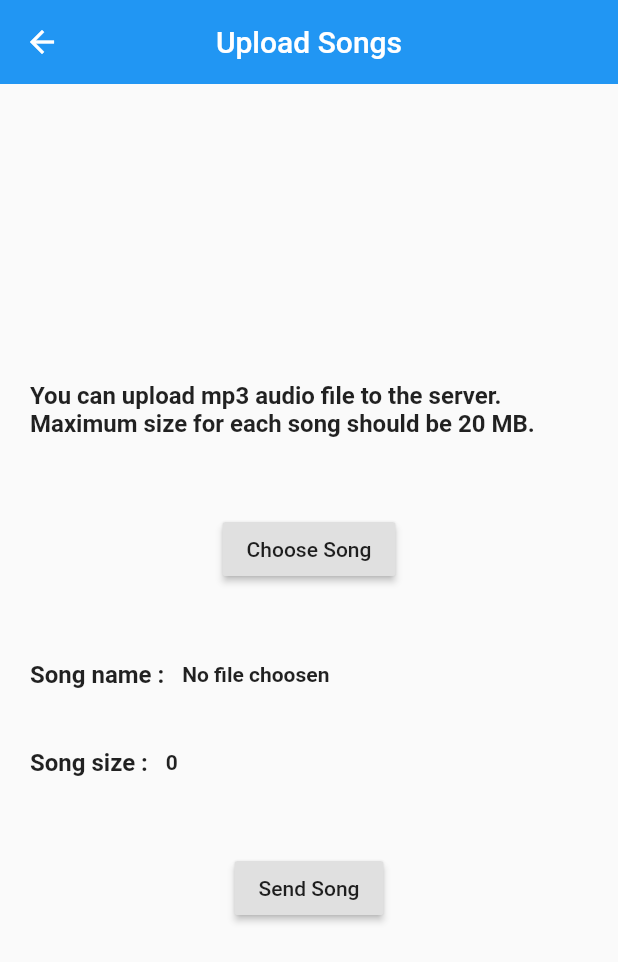
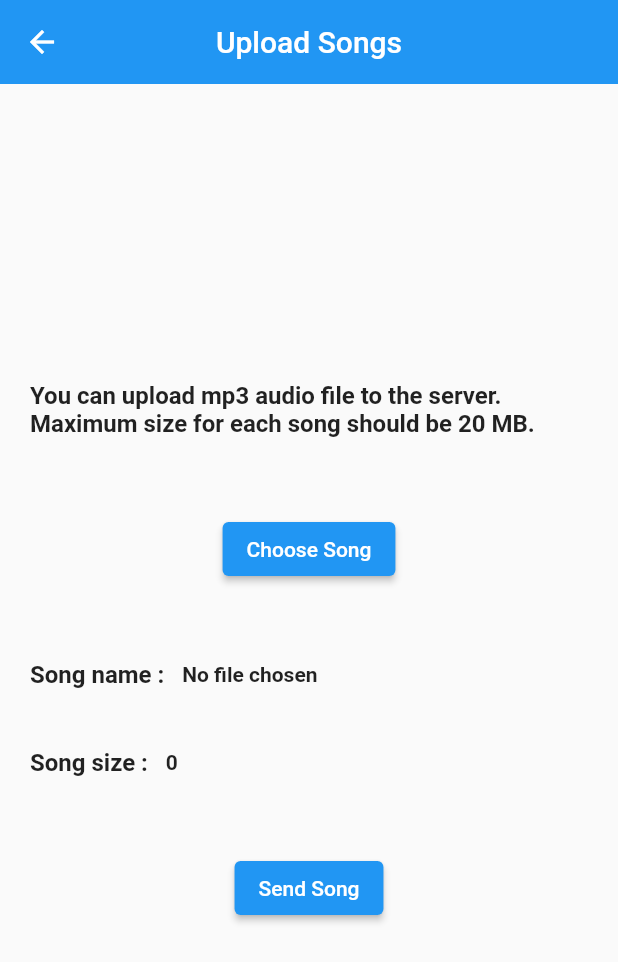
Before and after one commit to mykha1l/MusicVotingServer, a Flutter app: the screen it shows after launch, after a tap on "Song Upload", on a phone screen of 412 x 824 dp. Shown: the top 962 px of the screen. Run offline on Flutter 3.47's test engine with Material 2 defaults, Android fonts, the phone set to English and light mode, and no system bars; our stand-ins replace dio, file_picker; missing offline and left inert: requests; network calls fail.

Commit message:
Upgrade Code

```diff
--- a/mvs_flutter/lib/Model/Song.dart
+++ b/mvs_flutter/lib/model/song.dart
@@ -21,13 +21,13 @@ class Song {
     this.albumImage,
   });
 
-  String filename;
-  String title;
-  String artist;
-  String genre;
-  String album;
-  String duration;
-  String albumImage;
+  String? filename;
+  String? title;
+  String? artist;
+  String? genre;
+  String? album;
+  String? duration;
+  String? albumImage;
 
   //Below function is for fetching object from Json
   factory Song.fromJson(Map<String, dynamic> json) => Song(
@@ -42,11 +42,11 @@ class Song {
 
   Map<String, dynamic> toJson() => {
         "filename": filename,
-        "title": title == null ? null : title,
-        "artist": artist == null ? null : artist,
-        "genre": genre == null ? null : genre,
-        "album": album == null ? null : album,
+        "title": title,
+        "artist": artist,
+        "genre": genre,
+        "album": album,
         "duration": duration,
-        "albumImage": albumImage == null ? null : albumImage,
+        "albumImage":albumImage,
       };
 }
--- a/mvs_flutter/lib/pages/Home.dart
+++ b/mvs_flutter/lib/pages/home.dart
@@ -25,7 +25,7 @@ class _HomeState extends State<Home> {
               height: 60.0,
               shape: RoundedRectangleBorder(
                   borderRadius: BorderRadius.circular(20)),
-              child: RaisedButton(
+              child: ElevatedButton(
                 onPressed: () {
                   Navigator.pushNamed(context, '/songList');
                 },
@@ -44,7 +44,7 @@ class _HomeState extends State<Home> {
               height: 60.0,
               shape: RoundedRectangleBorder(
                   borderRadius: BorderRadius.circular(20)),
-              child: RaisedButton(
+              child: ElevatedButton(
                 onPressed: () {
                   Navigator.pushNamed(context, '/pairsOfSongs');
                 },
@@ -61,7 +61,7 @@ class _HomeState extends State<Home> {
               height: 60.0,
               shape: RoundedRectangleBorder(
                   borderRadius: BorderRadius.circular(20)),
-              child: RaisedButton(
+              child: ElevatedButton(
                 onPressed: () {
                   Navigator.pushNamed(context, '/uploadSongs');
                 },
@@ -78,7 +78,7 @@ class _HomeState extends State<Home> {
               height: 60.0,
               shape: RoundedRectangleBorder(
                   borderRadius: BorderRadius.circular(20)),
-              child: RaisedButton(
+              child: ElevatedButton(
                 onPressed: () {
                   Navigator.pushNamed(context, '/login');
                 },
--- a/mvs_flutter/lib/pages/UploadSongs.dart
+++ b/mvs_flutter/lib/pages/upload_songs.dart
@@ -1,6 +1,9 @@
 import 'package:file_picker/file_picker.dart';
 import 'package:flutter/material.dart';
 import 'package:dio/dio.dart';
+
+import '../utils/constants/strings.dart';
+import 'package:mvs_flutter/utils/managers/snackbar_manager.dart';
 
 class UploadSongs extends StatefulWidget {
   @override
@@ -8,14 +11,14 @@ class UploadSongs extends StatefulWidget {
 }
 
 class _UploadSongsState extends State<UploadSongs> {
-  final GlobalKey<ScaffoldState> _scaffoldstate =
+  final GlobalKey<ScaffoldState> _scaffoldState =
       new GlobalKey<ScaffoldState>();
-  String songName = 'No file choosen';
+  String songName = 'No file chosen';
   String songSize = '0';
-  PlatformFile file;
+   late PlatformFile? file;
 
   void _getDocuments() async {
-    FilePickerResult result = await FilePicker.platform.pickFiles(
+    FilePickerResult? result = await FilePicker.platform.pickFiles(
       type: FileType.custom,
       allowedExtensions: ['mp3'],
     );
@@ -23,8 +26,8 @@ class _UploadSongsState extends State<UploadSongs> {
     if (result != null) {
       file = result.files.first;
       //String name = file.name;
-      songName = file.name;
-      double size = double.parse((file.size / 1000).toStringAsFixed(2));
+      songName = file!.name;
+      double size = double.parse((file!.size / 1000).toStringAsFixed(2));
       songSize = size.toString() + ' MB';
     }
 
@@ -32,8 +35,8 @@ class _UploadSongsState extends State<UploadSongs> {
     setState(() {});
   }
 
-  Future<void> _uploadSongs(PlatformFile file) async {
-    const String HOST = 'http://10.0.2.2:8080';
+  Future<void> _uploadSongs(BuildContext context, PlatformFile? file) async {
+    const String HOST = 'http://192.168.0.72:8080';
 
     try {
       final dio = Dio();
@@ -43,7 +46,7 @@ class _UploadSongsState extends State<UploadSongs> {
       };
 
       final mainFile =
-          await MultipartFile.fromFile(file.path, filename: file.name);
+          await MultipartFile.fromFile(file!.path!, filename: file.name);
 
       final formData = FormData.fromMap(
           {'file': mainFile}); // 'file' - this is an api key, can be different
@@ -64,7 +67,7 @@ class _UploadSongsState extends State<UploadSongs> {
   }
 
   void updateMessage(String uploadMessage) {
-    showSnakBarMsg(uploadMessage);
+    showSnackBarMsg(uploadMessage);
 
     setState(() {
       file = null;
@@ -73,19 +76,22 @@ class _UploadSongsState extends State<UploadSongs> {
     });
   }
 
-  /// Method for showing snak bar message
-  void showSnakBarMsg(String msg) {
-    _scaffoldstate.currentState.showSnackBar(new SnackBar(
-      content: new Text(msg),
-      duration: Duration(seconds: 5),
-      backgroundColor: Colors.blueGrey,
-    ));
+  /// Method for showing snack bar message
+  void showSnackBarMsg(String msg) {
+    SnackBarManager.showSuccess(context, content: msg);
+    // _scaffoldState.currentState.showSnackBar(
+    //   SnackBar(
+    //     content: Text(msg),
+    //     duration: Duration(seconds: 5),
+    //     backgroundColor: Colors.blueGrey,
+    //   ),
+    // );
   }
 
   @override
   Widget build(BuildContext context) {
     return Scaffold(
-      key: _scaffoldstate,
+      key: _scaffoldState,
       appBar: AppBar(
         title: Text('Upload Songs'),
         centerTitle: true,
@@ -99,12 +105,13 @@ class _UploadSongsState extends State<UploadSongs> {
             Container(
                 padding: EdgeInsets.all(20),
                 child: Text(
-                  'You can upload mp3 audio file to the server. Maximum size for each song should be 20 MB.',
+                  'You can upload mp3 audio file to the server. '
+                  'Maximum size for each song should be 20 MB.',
                   textAlign: TextAlign.left,
                   style: TextStyle(fontSize: 16, fontWeight: FontWeight.bold),
                 )),
             const SizedBox(height: 30),
-            RaisedButton(
+            ElevatedButton(
               child: Text('Choose Song'),
               onPressed: _getDocuments,
             ),
@@ -119,7 +126,9 @@ class _UploadSongsState extends State<UploadSongs> {
                         "Song name :   ",
                         textAlign: TextAlign.left,
                         style: TextStyle(
-                            fontSize: 16, fontWeight: FontWeight.bold),
+                          fontSize: 16,
+                          fontWeight: FontWeight.bold,
+                        ),
                       ),
                     ),
                     Container(
@@ -127,7 +136,9 @@ class _UploadSongsState extends State<UploadSongs> {
                         child: Text(
                           songName,
                           style: TextStyle(
-                              fontSize: 14, fontWeight: FontWeight.bold),
+                            fontSize: 14,
+                            fontWeight: FontWeight.bold,
+                          ),
                         ),
                       ),
                     ),
@@ -143,31 +154,35 @@ class _UploadSongsState extends State<UploadSongs> {
                         "Song size :   ",
                         textAlign: TextAlign.left,
                         style: TextStyle(
-                            fontSize: 16, fontWeight: FontWeight.bold),
+                          fontSize: 16,
+                          fontWeight: FontWeight.bold,
+                        ),
                       ),
                     ),
                     Container(
                       child: Text(
                         songSize,
                         style: TextStyle(
-                            fontSize: 14, fontWeight: FontWeight.bold),
+                          fontSize: 14,
+                          fontWeight: FontWeight.bold,
+                        ),
                       ),
                     ),
                   ],
                 )),
             const SizedBox(height: 30),
-            RaisedButton(
+            ElevatedButton(
               child: Text('Send Song'),
               onPressed: () {
                 if (songSize == '0') {
                   showAlertDialog2(context);
-                } else if (file.size > 20000) {
+                } else if (file!.size > 20000) {
                   showAlertDialog(context);
-                } else if (file.size > 0 && file.size < 20000) {
-                  print("File name is " + file.name);
+                } else if (file!.size > 0 && file!.size < 20000) {
+                  print("File name is " + file!.name);
 
                   try {
-                    _uploadSongs(file);
+                    _uploadSongs(context, file);
                   } catch (err) {
                     print('uploading error: $err');
                   }
@@ -184,7 +199,7 @@ class _UploadSongsState extends State<UploadSongs> {
 
 showAlertDialog(BuildContext context) {
   // set up the button
-  Widget okButton = FlatButton(
+  Widget okButton = TextButton(
     child: Text("OK"),
     onPressed: () {
       Navigator.of(context, rootNavigator: true).pop();
@@ -193,8 +208,12 @@ showAlertDialog(BuildContext context) {
 
   // set up the AlertDialog
   AlertDialog alert = AlertDialog(
-    title: Text("Alert"),
-    content: Text("You can't send more than 20 MB audio file."),
+    title: Text(
+      Strings.alert,
+    ),
+    content: Text(
+      Strings.sendingAlert,
+    ),
     actions: [
       okButton,
     ],
@@ -211,7 +230,7 @@ showAlertDialog(BuildContext context) {
 
 showAlertDialog2(BuildContext context) {
   // set up the button
-  Widget okButton = FlatButton(
+  Widget okButton = TextButton(
     child: Text("OK"),
     onPressed: () {
       Navigator.of(context, rootNavigator: true).pop();
--- /dev/null
+++ b/mvs_flutter/lib/utils/constants/strings.dart
@@ -0,0 +1,6 @@
+class Strings {
+
+  static const String alert = "Alert";
+  static const String sendingAlert =
+      "You can't send more than 20 MB audio file.";
+}
--- /dev/null
+++ b/mvs_flutter/lib/utils/managers/snackbar_manager.dart
@@ -0,0 +1,29 @@
+import 'package:flutter/material.dart';
+
+import 'package:mvs_flutter/utils/managers/snackbars.dart';
+
+class SnackBarManager {
+  static void showError(
+      BuildContext context, {
+        required String content,
+      }) {
+    ScaffoldMessenger.of(context).showSnackBar(
+      FailSnackBar(
+        text: content,
+        context: context,
+      ),
+    );
+  }
+
+  static void showSuccess(
+      BuildContext context, {
+        required String content,
+      }) {
+    ScaffoldMessenger.of(context).showSnackBar(
+      SuccessSnackBar(
+        text: content,
+        context: context,
+      ),
+    );
+  }
+}
--- /dev/null
+++ b/mvs_flutter/lib/utils/managers/snackbars.dart
@@ -0,0 +1,21 @@
+import 'package:flutter/material.dart';
+
+class SuccessSnackBar extends SnackBar {
+  SuccessSnackBar({
+    required String text,
+    required BuildContext context,
+  }) : super(
+    content: Text(text),
+    backgroundColor: Colors.blueGrey,
+  );
+}
+
+class FailSnackBar extends SnackBar {
+  FailSnackBar({
+    required String text,
+    required BuildContext context,
+  }) : super(
+    content: Text(text),
+    backgroundColor: Colors.red,
+  );
+}
```
Also changed, not shown: mvs_flutter/lib/main.dart (+9 -7 lines), mvs_flutter/lib/pages/PairsOfSongsPage.dart (+41 -35 lines), mvs_flutter/lib/pages/login.dart (renamed from mvs_flutter/lib/pages/Login.dart, +16 -9 lines), mvs_flutter/lib/pages/pairs_of_songs.dart (renamed from mvs_flutter/lib/pages/PairsOfSongs.dart, +4 -4 lines), mvs_flutter/lib/pages/song_list.dart (renamed from mvs_flutter/lib/pages/SongList.dart, +19 -19 lines), mvs_flutter/lib/services/api.dart (renamed from mvs_flutter/lib/services/ApiExamples.dart, +12 -10 lines), mvs_flutter/pubspec.yaml (+10 -30 lines), mvs_flutter/pubspec.lock, 4 other files.
